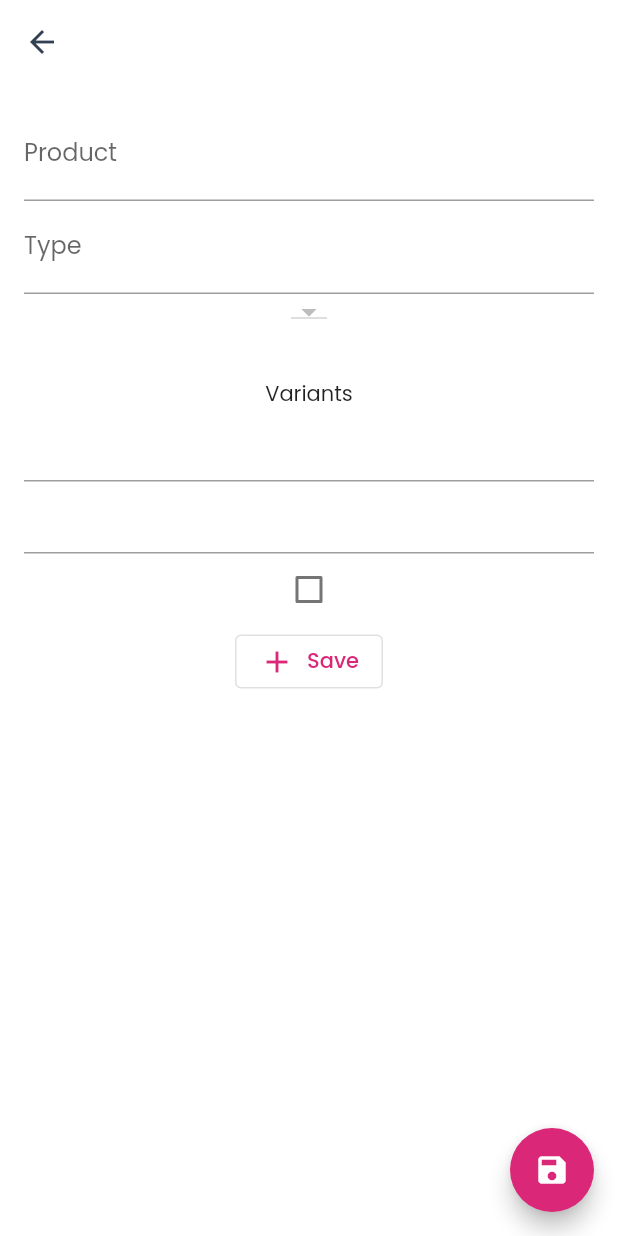
After one commit to icabetong/dmdelights, a Flutter app: the ProductEditor screen opened directly, after a tap on "Save", on a phone screen of 412 x 824 dp. The commit adds this screen. Run offline on Flutter 3.47's test engine with Material 2 defaults, Android fonts, the phone set to English and light mode, and no system bars; our stand-ins replace cloud_firestore, firebase_auth, firebase_core; accounts and stored records are empty; generated files the repository leaves out were written again.

Commit message:
newer changes

```diff
--- /dev/null
+++ b/lib/product/product_editor.dart
@@ -0,0 +1,137 @@
+import 'dart:async';
+
+import 'package:dm_delights/category/category.dart';
+import 'package:dm_delights/core/repository.dart';
+import 'package:dm_delights/product/product.dart';
+import 'package:dm_delights/shared/tools.dart';
+import 'package:flutter/material.dart';
+import 'package:flutter_gen/gen_l10n/translations.dart';
+
+class ProductEditor extends StatefulWidget {
+  ProductEditor({Key? key}) : super(key: key);
+
+  @override
+  State<ProductEditor> createState() => _ProductEditorState();
+}
+
+class _ProductEditorState extends State<ProductEditor> {
+  final TextEditingController _name = TextEditingController();
+  final TextEditingController _type = TextEditingController();
+  final TextEditingController _variantName = TextEditingController();
+  final TextEditingController _variantPrice = TextEditingController();
+  Category? _category = null;
+  late Future<List<Category>> _categories;
+  List<Variant> _variants = [];
+
+  void onSaveVariant() {
+    final variantName = _variantName.text;
+    final variantPrice = _variantPrice.text;
+
+    final index = _variants.indexWhere((v) => v.name == variantName);
+    final variants = _variants;
+    final variant = Variant(variantName, double.parse(variantPrice), true);
+    if (index < 0) {
+      variants[index] = variant;
+    } else {
+      variants.add(variant);
+    }
+    setState(() => _variants = variants);
+  }
+
+  @override
+  void initState() {
+    super.initState();
+    _categories = CategoryRepository().fetch();
+  }
+
+  Future<void> onSave() async {
+    if (_category == null) return;
+
+    final product = Product(
+        name: _name.text,
+        category: _category!.id,
+        type: _type.text,
+        variants: _variants,
+        id: randomId());
+    await ProductRepository().insert(product);
+  }
+
+  @override
+  Widget build(BuildContext context) {
+    return Scaffold(
+      appBar: AppBar(),
+      floatingActionButton: FloatingActionButton(
+        child: const Icon(Icons.save),
+        onPressed: onSave,
+      ),
+      body: Padding(
+        padding: const EdgeInsets.all(16),
+        child: Column(
+          children: [
+            TextField(
+              decoration: InputDecoration(label: Text("Product")),
+              controller: _name,
+            ),
+            TextField(
+              decoration: InputDecoration(label: Text("Type")),
+              controller: _type,
+            ),
+            FutureBuilder<List<Category>>(
+              builder: (context, snapshot) {
+                if (snapshot.hasData) {
+                  final categories = snapshot.requireData;
+
+                  return DropdownButton<Category>(
+                      value: _category,
+                      items: categories.map((category) {
+                        return DropdownMenuItem<Category>(
+                          child: Text(category.name),
+                          value: category,
+                        );
+                      }).toList(),
+                      onChanged: (newCategory) {
+                        setState(() => _category = newCategory);
+                      });
+                } else if (snapshot.hasError) {
+                  return Container();
+                }
+                return Container();
+              },
+              future: _categories,
+            ),
+            Padding(
+              child: Text("Variants"),
+              padding: EdgeInsets.only(top: 32),
+            ),
+            ListView.builder(
+              shrinkWrap: true,
+              itemCount: _variants.length,
+              itemBuilder: (BuildContext context, int index) {
+                final variant = _variants[index];
+                return ListTile(
+                  title: Text(variant.name),
+                  subtitle: Text(variant.price.toString()),
+                );
+              },
+            ),
+            TextField(
+              controller: _variantName,
+            ),
+            TextField(
+              controller: _variantPrice,
+            ),
+            Checkbox(
+              onChanged: (bool? value) {},
+              value: false,
+            ),
+            OutlinedButton.icon(
+              onPressed: onSaveVariant,
+              icon: const Icon(Icons.add),
+              label: Text("Save"),
+            )
+          ],
+        ),
+      ),
+    );
+  }
+}
--- a/lib/product/product_page.dart
+++ b/lib/product/product_page.dart
@@ -1,6 +1,7 @@
 import 'package:dm_delights/cart/cart_item.dart';
 import 'package:dm_delights/cart/cart_notifier.dart';
 import 'package:dm_delights/product/product.dart';
+import 'package:dm_delights/product/product_editor.dart';
 import 'package:dm_delights/product/product_notifier.dart';
 import 'package:dm_delights/shared/custom/numeric.dart';
 import 'package:dm_delights/shared/theme.dart';
@@ -176,6 +177,13 @@ class _ProductPageState extends State<ProductPage> {
           return const Center(child: CircularProgressIndicator());
         },
       ),
+      floatingActionButton: FloatingActionButton(
+        onPressed: () {
+          Navigator.push(context,
+              MaterialPageRoute(builder: (context) => ProductEditor()));
+        },
+        child: const Icon(Icons.add),
+      ),
     );
   }
 }
```
